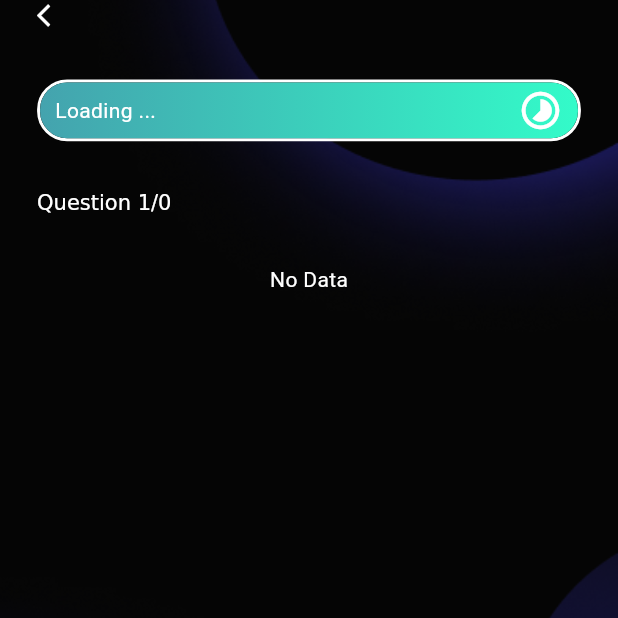
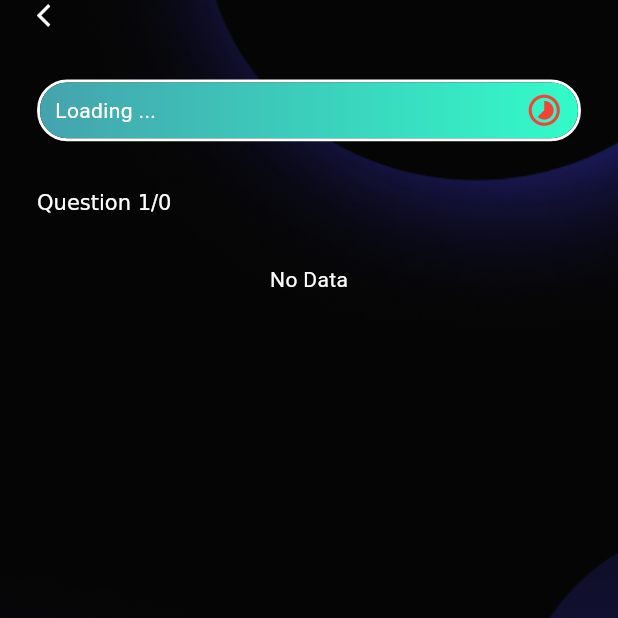
Before and after one commit to TungCmon/appquiz, a Flutter app: the ArticlePage screen opened directly with empty values, on a phone screen of 412 x 824 dp, the top half of it. Run offline on Flutter 3.47's test engine with Material 3 defaults, Android fonts, the phone set to English and light mode, and no system bars; our stand-ins replace expandable_page_view, go_router, youtube_player_flutter; missing offline and left inert: flutter_highlighter; network calls fail.

Commit message:
chinh sua loading

```diff
--- a/lib/pages/article/widgets/article_loading.dart
+++ b/lib/pages/article/widgets/article_loading.dart
@@ -58,8 +58,8 @@ class ArticleLoading extends StatelessWidget {
                         Text('Loading ...'),
                         Icon(
                           Icons.timelapse,
-                          color: Colors.white,
-                          size: 30,
+                          color: Colors.red,
+                          size: 25,
                         ),
                       ],
                     ),
```
Also changed, not shown: 1 other file.
